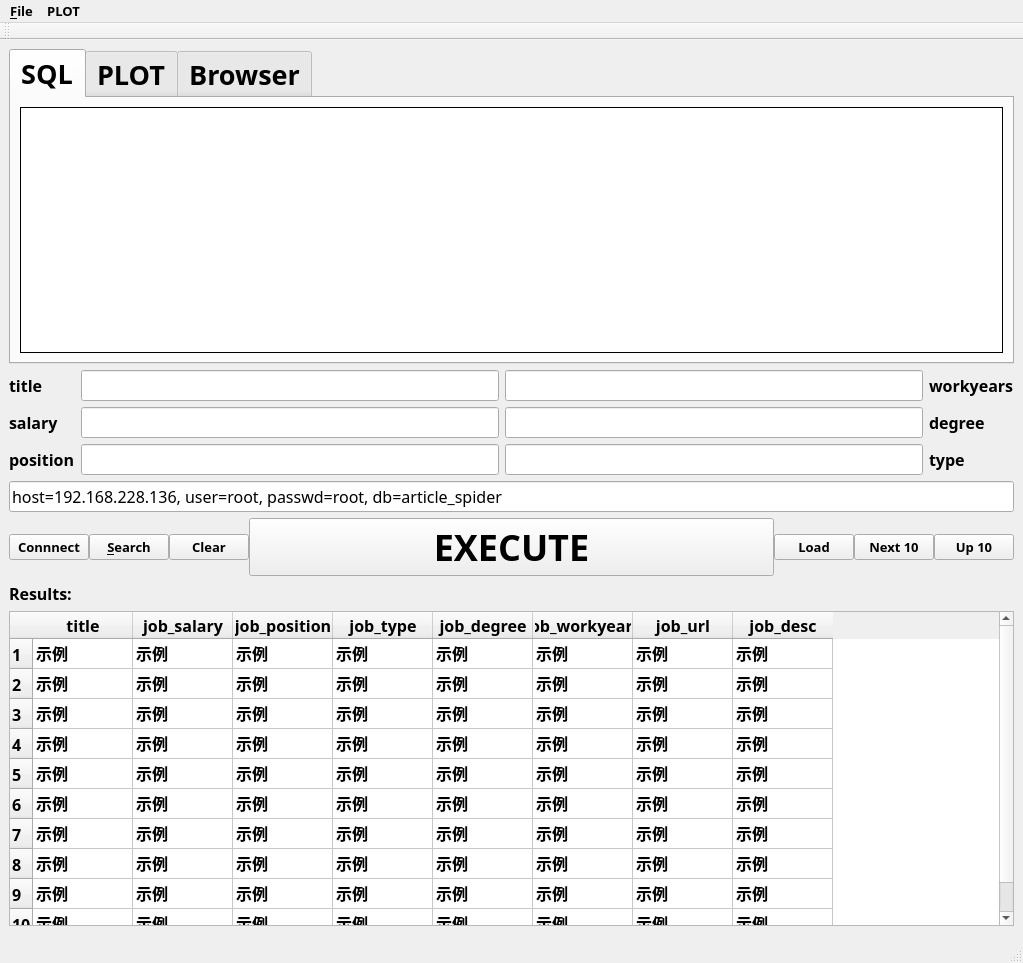
Above: db_gui.ui from Ailikez/mysql_viewer_pyqt5 before the change. Below: the same form after it.
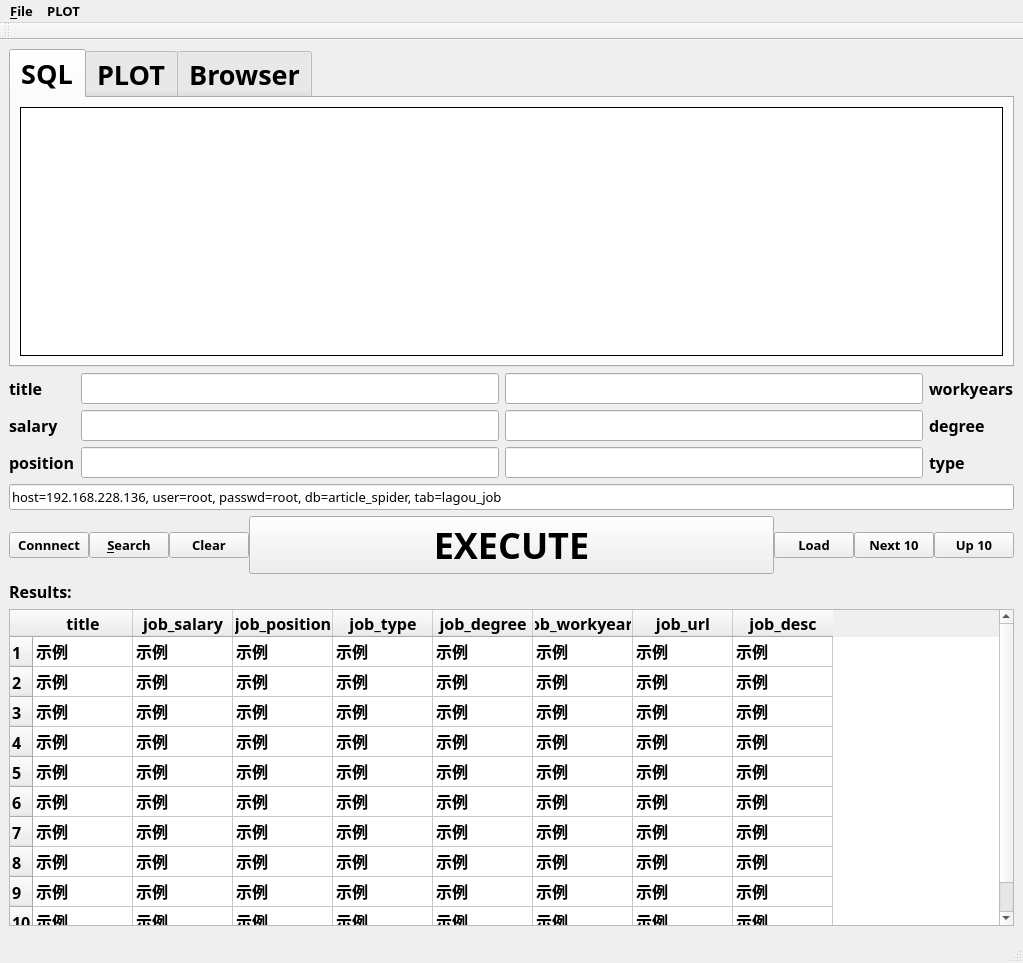
That is the form after the change.

Commit message: 1.更新界面 2.将数据填充进tableWidget 3.绘图函数重做

What changed in the file:
```diff
--- a/db_gui.ui
+++ b/db_gui.ui
@@ -238,12 +238,13 @@
      <widget class="QLineEdit" name="lineEdit_connect">
       <property name="font">
        <font>
+        <pointsize>10</pointsize>
         <weight>50</weight>
         <bold>false</bold>
        </font>
       </property>
       <property name="text">
-       <string>host=192.168.228.136, user=root, passwd=root, db=article_spider</string>
+       <string>host=192.168.228.136, user=root, passwd=root, db=article_spider, tab=lagou_job</string>
       </property>
      </widget>
     </item>
```
The commit also changes 6 other files.
